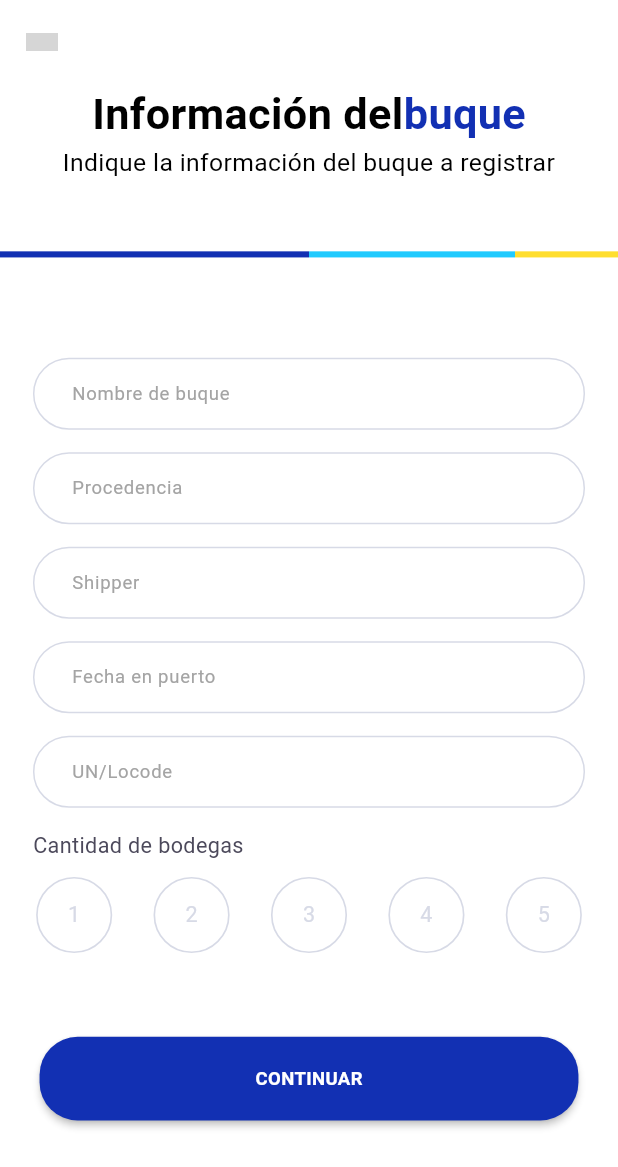
After one commit to franuzcategui/cargocontrol, a Flutter app: the CreateVesselScreen screen opened by its route, on a phone screen of 412 x 824 dp. The commit adds this screen. Shown: the top 1167 px of the screen. Run offline on Flutter 3.47's test engine with Material 3 defaults, Android fonts, the phone set to English and light mode, and no system bars; our stand-ins replace camera, cloud_firestore, equatable, firebase_auth, firebase_core, firebase_database and 11 more; missing offline and left inert: google_mlkit_commons, google_mlkit_text_recognition, numeric_keyboard; accounts and stored records are empty; grey boxes are pictures that could not be loaded.

Commit message:
Vessel creation

```diff
--- a/lib/commons/common_widgets/CustomTextFields.dart
+++ b/lib/commons/common_widgets/CustomTextFields.dart
@@ -6,7 +6,7 @@ import 'package:cargocontrol/commons/common_imports/common_libs.dart';
 import 'package:cargocontrol/utils/constants/font_manager.dart';
 import 'package:cargocontrol/utils/thems/styles_manager.dart';
 
-class CustomTextField extends StatelessWidget {
+class CustomTextField extends StatefulWidget {
   final TextEditingController controller;
   final String hintText;
   final Function(String) onChanged;
@@ -19,6 +19,8 @@ class CustomTextField extends StatelessWidget {
   final Widget? tailingIcon;
   final String? leadingIconPath;
   final double? texfieldHeight;
+  final VoidCallback? onTap;
+  final bool? readOnly;
   final String label;
   final bool showLabel;
 
@@ -37,9 +39,34 @@ class CustomTextField extends StatelessWidget {
     this.leadingIconPath,
     this.texfieldHeight,
     required this.label,
-    this.showLabel = true,
+    this.showLabel = true, this.onTap, this.readOnly,
   }) : super(key: key);
 
+  @override
+  State<CustomTextField> createState() => _CustomTextFieldState();
+}
+
+class _CustomTextFieldState extends State<CustomTextField> {
+  FocusNode _focusNode = FocusNode();
+
+
+  @override
+  void initState() {
+    super.initState();
+    _focusNode = FocusNode();
+  }
+
+  @override
+  void dispose() {
+    _focusNode.dispose();
+    super.dispose();
+  }
+
+  void _requestFocus(){
+    setState(() {
+      FocusScope.of(context).requestFocus(_focusNode);
+    });
+  }
   @override
   Widget build(BuildContext context) {
     return Padding(
@@ -47,20 +74,24 @@ class CustomTextField extends StatelessWidget {
       child: Column(
         children: [
           TextFormField(
-            validator: validatorFn,
-            obscureText: obscure,
-            controller: controller,
-            keyboardType: inputType,
+            focusNode: _focusNode,
+            onTap: widget.onTap?? _requestFocus,
+            readOnly: widget.readOnly?? false,
+            validator: widget.validatorFn,
+            obscureText: widget.obscure,
+            controller: widget.controller,
+            keyboardType: widget.inputType,
             style: getMediumStyle(fontSize: MyFonts.size12, color: context.textColor),
             decoration: InputDecoration(
-              label: Text(label,),
+              label: Text(widget.label, style: getRegularStyle(color: _focusNode.hasFocus?
+              context.mainColor : context.secondaryTextColor, fontSize: MyFonts.size12),),
               contentPadding: EdgeInsets.symmetric(horizontal: 20.w),
-              prefixIcon: leadingIcon,
+              prefixIcon: widget.leadingIcon,
               errorStyle: getRegularStyle(
                   fontSize: MyFonts.size10,
                   color: Theme.of(context).colorScheme.error),
-              suffixIcon: tailingIcon,
-              hintText: hintText,
+              suffixIcon: widget.tailingIcon,
+              hintText: widget.hintText,
               hintStyle: getMediumStyle(
                   fontSize: MyFonts.size12,
                   color: context.textFieldColor),
@@ -95,8 +126,8 @@ class CustomTextField extends StatelessWidget {
                 )
               ),
             ),
-            onFieldSubmitted: onFieldSubmitted,
-            onChanged: onChanged,
+            onFieldSubmitted: widget.onFieldSubmitted,
+            onChanged: widget.onChanged,
           ),
         ],
       ),
--- /dev/null
+++ b/lib/commons/common_widgets/common_datpicker.dart
@@ -0,0 +1,41 @@
+import 'package:cargocontrol/commons/common_widgets/CustomTextFields.dart';
+import 'package:intl/intl.dart';
+import '../common_imports/common_libs.dart';
+
+class CommonDatePicker extends StatefulWidget {
+  final  TextEditingController ctr;
+  final  String labelText;
+  final  String? headerText;
+  const CommonDatePicker({Key? key, required this.ctr, required this.labelText, this.headerText}) : super(key: key);
+
+  @override
+  State<CommonDatePicker> createState() => _CommonDatePickerState();
+}
+
+class _CommonDatePickerState extends State<CommonDatePicker> {
+  @override
+  Widget build(BuildContext context) {
+    return CustomTextField(
+      readOnly: true,
+      onTap: () async {
+        DateTime? date = await showDatePicker(
+          context: context,
+          initialDate: DateTime.now(),
+          firstDate: DateTime(1900),
+          lastDate: DateTime(2050),
+        );
+        if (date != null) {
+          setState(() {
+          });
+          widget.ctr.text = DateFormat('dd/MM/yyyy').format(date);
+        }
+      },
+      label: widget.labelText,
+      hintText: "",
+      onFieldSubmitted: (val){},
+      onChanged: (val){},
+      obscure: false,
+      controller: widget.ctr,
+    );
+  }
+}
--- /dev/null
+++ b/lib/commons/common_widgets/common_header.dart
@@ -0,0 +1,58 @@
+import 'package:cargocontrol/commons/common_imports/common_libs.dart';
+import 'package:cargocontrol/core/extensions/color_extension.dart';
+import 'package:cargocontrol/utils/constants/font_manager.dart';
+
+class CommonHeader extends StatelessWidget {
+  final String title;
+  final String subtitle;
+  final String description;
+  const CommonHeader({super.key, required this.title, required this.subtitle, required this.description,});
+
+  @override
+  Widget build(BuildContext context) {
+    return Column(
+      crossAxisAlignment: CrossAxisAlignment.center,
+      children: [
+        Row(
+          mainAxisAlignment: MainAxisAlignment.center,
+          children: [
+            Text(title, style: getBoldStyle(color: context.textColor, fontSize: MyFonts.size28)),
+            Text(
+              subtitle,
+                style: getBoldStyle(color: context.mainColor, fontSize: MyFonts.size28)),
+          ],
+        ),
+        Text(
+            description,
+            style: getRegularStyle(color: context.textColor, fontSize: MyFonts.size16),
+          textAlign: TextAlign.center,
+        ),
+        SizedBox(height: 40.h,),
+        Row(
+          children: [
+            Expanded(
+              flex: 3,
+              child: Divider(
+                thickness: 4.h,
+                color: context.mainColor,
+              ),
+            ),
+            Expanded(
+              flex: 2,
+              child: Divider(
+                thickness: 4.h,
+                color:  context.tertiaryMainColor,
+              ),
+            ),
+            Expanded(
+              child: Divider(
+                thickness: 4.h,
+                color:  context.quaternaryMainColor,
+              ),
+            ),
+          ],
+        ),
+      ],
+    );
+  }
+}
--- /dev/null
+++ b/lib/commons/common_widgets/custom_appbar.dart
@@ -0,0 +1,26 @@
+
+import 'package:cargocontrol/core/extensions/color_extension.dart';
+
+import '../../utils/constants/assets_manager.dart';
+import '../common_imports/common_libs.dart';
+
+class CustomAppBar extends StatelessWidget implements PreferredSizeWidget {
+  CustomAppBar({this.showBackButton = false});
+  final bool showBackButton;
+  @override
+  Size get preferredSize => const Size.fromHeight(kToolbarHeight);
+
+  @override
+  Widget build(BuildContext context) {
+    return AppBar(
+      centerTitle: true,
+      automaticallyImplyLeading: showBackButton,
+      leading: IconButton(
+          onPressed: (){
+            Navigator.pop(context);
+          },
+          icon: Image.asset(AppAssets.arrowBack, height: 12.h, width: 19.w, )
+      ),
+    );
+  }
+}
--- a/lib/core/extensions/color_extension.dart
+++ b/lib/core/extensions/color_extension.dart
@@ -10,4 +10,5 @@ extension ThemeColors on BuildContext {
   Color get textColor => Theme.of(this).colorScheme.onSurface;
   Color get textFieldColor => Theme.of(this).colorScheme.onPrimary;
   Color get secondaryTextColor => Theme.of(this).colorScheme.onPrimaryContainer;
+  Color get text3Color => Theme.of(this).colorScheme.background;
 }
--- /dev/null
+++ b/lib/features/admin/create_vessel/views/create_vessel_screen.dart
@@ -0,0 +1,109 @@
+import 'package:cargocontrol/commons/common_widgets/CustomTextFields.dart';
+import 'package:cargocontrol/commons/common_widgets/custom_button.dart';
+import 'package:cargocontrol/core/extensions/color_extension.dart';
+import 'package:cargocontrol/utils/constants/font_manager.dart';
+
+import '../../../../common_widgets/title_header.dart';
+import '../../../../commons/common_imports/common_libs.dart';
+import '../../../../commons/common_widgets/common_datpicker.dart';
+import '../../../../commons/common_widgets/common_header.dart';
+import '../../../../commons/common_widgets/custom_appbar.dart';
+import '../widgets/wine_celler_widget.dart';
+
+class CreateVesselScreen extends StatefulWidget {
+  const CreateVesselScreen({Key? key}) : super(key: key);
+
+  @override
+  State<CreateVesselScreen> createState() => _CreateVesselScreenState();
+}
+
+class _CreateVesselScreenState extends State<CreateVesselScreen> {
+  final vesselNameCtr = TextEditingController();
+  final procedenciaCtr = TextEditingController();
+  final shipperCtr = TextEditingController();
+  final unCodeCtr = TextEditingController();
+
+
+  DateTime? portDate;
+  int? numberOfWines;
+
+  @override
+  void dispose() {
+    vesselNameCtr.dispose();
+    procedenciaCtr.dispose();
+    shipperCtr.dispose();
+    unCodeCtr.dispose();
+    super.dispose();
+  }
+
+
+  @override
+  Widget build(BuildContext context) {
+    return Scaffold(
+      appBar: CustomAppBar(),
+      body: SingleChildScrollView(
+        child: Column(
+          children: [
+            const CommonHeader(
+              title: "Información del",
+              subtitle: "buque" ,
+              description: "Indique la información del buque a registrar",
+            ),
+             Padding(
+               padding: EdgeInsets.symmetric(horizontal: 20.w),
+               child: Column(
+                 children: [
+                   SizedBox(height: 60.h,),
+                   CustomTextField(
+                     controller: vesselNameCtr,
+                     hintText: "",
+                     label: "Nombre de buque",
+                     onChanged: (val){},
+                     onFieldSubmitted: (val){},
+                     obscure: false,
+                   ),
+                   CustomTextField(
+                     controller: procedenciaCtr,
+                     hintText: "",
+                     label: "Procedencia ",
+                     onChanged: (val){},
+                     onFieldSubmitted: (val){},
+                     obscure: false,
+                   ),
+                   CustomTextField(
+                     controller: shipperCtr,
+                     hintText: "",
+                     label: "Shipper ",
+                     onChanged: (val){},
+                     onFieldSubmitted: (val){},
+                     obscure: false,
+                   ),
+                   CommonDatePicker(
+                     labelText: "Fecha en puerto",
+                     ctr: TextEditingController(),
+                   ),
+                   CustomTextField(
+                     controller: unCodeCtr,
+                     hintText: "",
+                     label: "UN/Locode",
+                     onChanged: (val){},
+                     onFieldSubmitted: (val){},
+                     obscure: false,
+                   ),
+                   WineCellerWidget(
+                     seletedWines: (int selectedValue){},
+                   ),
+                   SizedBox(height: 45.h,),
+                   CustomButton(
+                       onPressed: (){},
+                       buttonText: "CONTINUAR"
+                   ),
+                 ],
+               ),
+             )
+          ],
+        ),
+      ),
+    );
+  }
+}
--- /dev/null
+++ b/lib/features/admin/create_vessel/widgets/wine_celler_widget.dart
@@ -0,0 +1,55 @@
+import 'package:cargocontrol/core/extensions/color_extension.dart';
+
+import '../../../../commons/common_imports/common_libs.dart';
+import '../../../../utils/constants/font_manager.dart';
+
+class WineCellerWidget extends StatefulWidget {
+  final Function(int val) seletedWines;
+  const WineCellerWidget({Key? key, required this.seletedWines, }) : super(key: key);
+
+  @override
+  State<WineCellerWidget> createState() => _WineCellerWidgetState();
+}
+
+class _WineCellerWidgetState extends State<WineCellerWidget> {
+  int? selectedValue;
+
+  @override
+  Widget build(BuildContext context) {
+    return Column(
+      crossAxisAlignment: CrossAxisAlignment.start,
+      children: [
+        Text('Cantidad de bodegas',style: getRegularStyle(color: context.text3Color, fontSize: MyFonts.size14),),
+        SizedBox(height: 10.h,),
+        Row(
+          mainAxisAlignment: MainAxisAlignment.spaceBetween,
+          children: List.generate(5, (index){
+            bool isSelected = selectedValue == index;
+            return  GestureDetector(
+              onTap: (){
+                setState(() {
+                  selectedValue = index;
+                });
+              },
+              child: Container(
+                height: 50.h,
+                width: 50.w,
+                decoration: BoxDecoration(
+                    shape: BoxShape.circle,
+                    color: context.scaffoldBackgroundColor,
+                    border: Border.all(
+                        color:  isSelected? context.mainColor: context.textFieldColor,
+                        width: 1.w
+                    )
+                ),
+                alignment: Alignment.center,
+                child: Text('${index+1}', style: getRegularStyle(
+                    color: isSelected? context.mainColor: context.textFieldColor, fontSize: MyFonts.size14),),
+              ),
+            );
+          }),
+        ),
+      ],
+    );
+  }
+}
--- a/lib/main.dart
+++ b/lib/main.dart
@@ -3,6 +3,7 @@ import 'package:cargocontrol/authentication/controller/authentication_state.dart
 import 'package:cargocontrol/firebase_options.dart';
 import 'package:cargocontrol/features/auth/views/login_screen.dart';
 import 'package:cargocontrol/features/dashboard/components/main_nav_bar.dart';
+import 'package:cargocontrol/routes/route_manager.dart';
 import 'package:cargocontrol/utils/constants/app_constants.dart';
 import 'package:cargocontrol/utils/thems/theme.dart';
 import 'package:firebase_core/firebase_core.dart';
@@ -57,7 +58,7 @@ class MyApp extends ConsumerWidget {
           title: 'Cargo-App',
           theme: lightThemeData(context),
           themeMode: ThemeMode.light,
-          // onGenerateRoute: AppRoutes.onGenerateRoute,
+          onGenerateRoute: AppRoutes.onGenerateRoute,
           home: getHome(),
         );
       },
--- a/lib/routes/route_manager.dart
+++ b/lib/routes/route_manager.dart
@@ -1,3 +1,4 @@
+import 'package:cargocontrol/features/admin/create_vessel/views/create_vessel_screen.dart';
 import 'package:cargocontrol/features/admin/main_menu/views/ad_main_menu_screen.dart';
 import 'package:cargocontrol/features/auth/views/login_screen.dart';
 import 'package:flutter/material.dart';
@@ -8,6 +9,7 @@ import 'navigation.dart';
 class AppRoutes {
   // Admin Section
   static const String adminMainMenuScreen = '/adminMainMenuScreen';
+  static const String adminCreateVesselScreen = '/adminCreateVesselScreen';
 
 
 
@@ -21,6 +23,8 @@ class AppRoutes {
       // Admin Screens
       case adminMainMenuScreen:
         return _buildRoute(const AdMainMenuScreen());
+      case adminCreateVesselScreen:
+        return _buildRoute(const CreateVesselScreen());
 
 
 
--- a/lib/utils/constants/assets_manager.dart
+++ b/lib/utils/constants/assets_manager.dart
@@ -3,7 +3,11 @@ const String imagesPath = 'assets/images';
 
 
 class AppAssets{
-  static const String arrowRight = '$imagesPath/arrow-right.png';
-  static const String arrowBack = '$imagesPath/arrow-round-back.png';
+  // Icons Paths
+  static const String arrowRight = '$iconPath/arrow-right.png';
+  static const String arrowBack = '$iconPath/arrowback.png';
+
+
+  // Images Paths
   static const String arrowRoundBack = '$imagesPath/arrow-round-back.png';
 }
--- a/lib/utils/thems/my_colors.dart
+++ b/lib/utils/thems/my_colors.dart
@@ -16,5 +16,6 @@ class MyColors {
   static const kTertiaryMainColor = Color.fromRGBO(32, 202, 254, 1);
   static const kQuaternaryMainColor = Color.fromRGBO(255, 222, 47, 1);
   static const Color kSecondaryTextColor = Color(0xFFA4A4A4);
+  static const Color kText3Color = Color(0xFF4C495B);
 
 }
--- a/lib/utils/thems/styles_manager.dart
+++ b/lib/utils/thems/styles_manager.dart
@@ -10,7 +10,7 @@ TextStyle _getTextStyle(
   FontWeight fontWeight,
   Color color,
 ) {
-  return GoogleFonts.poppins(
+  return GoogleFonts.roboto(
     color: color,
     fontSize: fontSize.sp,
     fontWeight: fontWeight,
--- a/lib/utils/thems/theme.dart
+++ b/lib/utils/thems/theme.dart
@@ -29,7 +29,7 @@ ThemeData lightThemeData(BuildContext context) {
       onSecondary: MyColors.kQuaternaryMainColor,
       error: MyColors.red,
       onSurface: MyColors.black,
-
+      background: MyColors.kText3Color
     ),
 
     bottomNavigationBarTheme: BottomNavigationBarThemeData(
--- a/pubspec.yaml
+++ b/pubspec.yaml
@@ -95,6 +95,7 @@ flutter:
   assets:
     - assets/images/logos/
     - assets/images/general/
+    - assets/icons/
 
   # An image asset can refer to one or more resolution-specific "variants", see
   # https://flutter.dev/assets-and-images/#resolution-aware
```
Also changed, not shown: lib/features/admin/dashboard/widgets/ad_floating_action_sheet.dart (+27 -6 lines).
